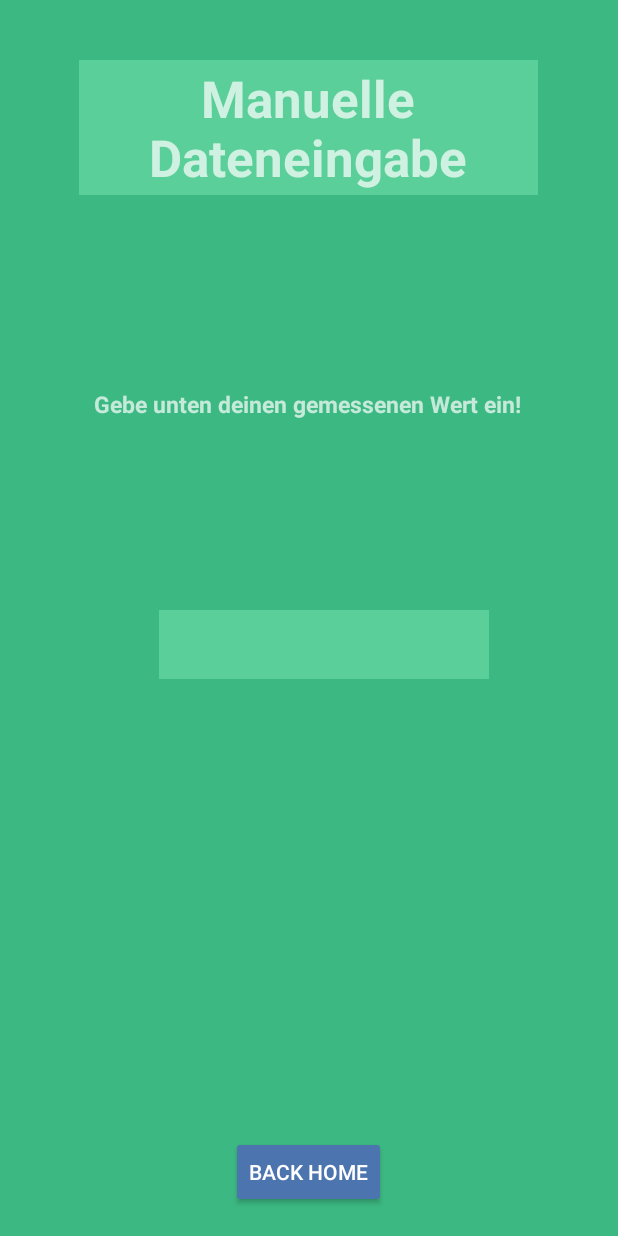
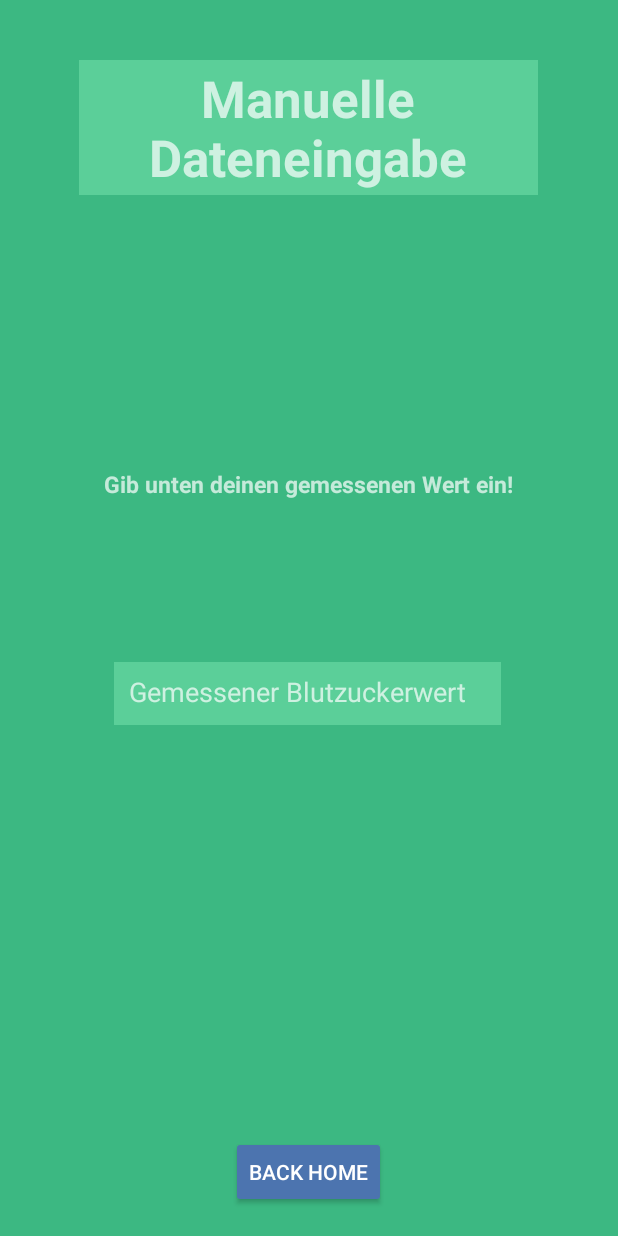
Before and after one commit to KathrinKollegger/Gluko-Smart-App, an Android app: the WerteEingabe screen opened directly, with no data from a screen before it, on a phone screen of 412 x 824 dp. Run offline under Robolectric (Android 15) with nearby library versions, the phone set to English and light mode, and no system bars.

Commit message:
Oberfläche weitermachen und activitys hinzufügen

```diff
--- a/app/src/main/res/layout/activity_werte_eingabe.xml
+++ b/app/src/main/res/layout/activity_werte_eingabe.xml
@@ -34,36 +34,35 @@
         android:layout_marginStart="54dp"
         android:layout_marginTop="72dp"
         android:layout_marginEnd="55dp"
-        android:layout_marginBottom="69dp"
         android:gravity="center"
-        android:text="Gebe unten deinen gemessenen Wert ein!"
+        android:text="Gib unten deinen gemessenen Wert ein!"
         android:textSize="15dp"
         android:textStyle="bold"
-        app:layout_constraintBottom_toTopOf="@+id/eingabe_Blutzuckerwert"
+        app:layout_constraintBottom_toBottomOf="parent"
         app:layout_constraintEnd_toEndOf="parent"
-        app:layout_constraintHorizontal_bias="0.0"
+        app:layout_constraintHorizontal_bias="1.0"
         app:layout_constraintStart_toStartOf="parent"
-        app:layout_constraintTop_toBottomOf="@+id/manuelleEingabe2" />
+        app:layout_constraintTop_toBottomOf="@+id/manuelleEingabe2"
+        app:layout_constraintVertical_bias="0.143" />
 
     <EditText
         android:id="@+id/eingabe_Blutzuckerwert"
-        android:layout_width="220dp"
-        android:layout_height="46dp"
-        android:layout_marginStart="105dp"
-        android:layout_marginTop="361dp"
-        android:layout_marginEnd="86dp"
-        android:layout_marginBottom="260dp"
+        android:layout_width="258dp"
+        android:layout_height="42dp"
+        android:layout_margin="10dp"
+        android:layout_marginStart="10dp"
+        android:layout_marginEnd="9dp"
         android:background="#5BCF99"
-        android:ems="10"
-        android:gravity="center"
-        android:inputType="numberDecimal"
-        android:textSize="@dimen/app_bar_height"
         android:hint="Gemessener Blutzuckerwert"
-        app:layout_constraintBottom_toTopOf="@+id/button_homeVerlauf"
+        android:inputType="number"
+        android:minHeight="48dp"
+        android:padding="10dp"
+        app:layout_constraintBottom_toBottomOf="parent"
         app:layout_constraintEnd_toEndOf="parent"
+        app:layout_constraintHorizontal_bias="0.492"
         app:layout_constraintStart_toStartOf="parent"
         app:layout_constraintTop_toTopOf="parent"
-        />
+        app:layout_constraintVertical_bias="0.566" />
 
     <Button
     android:id="@+id/button_homeVerlauf"
```
